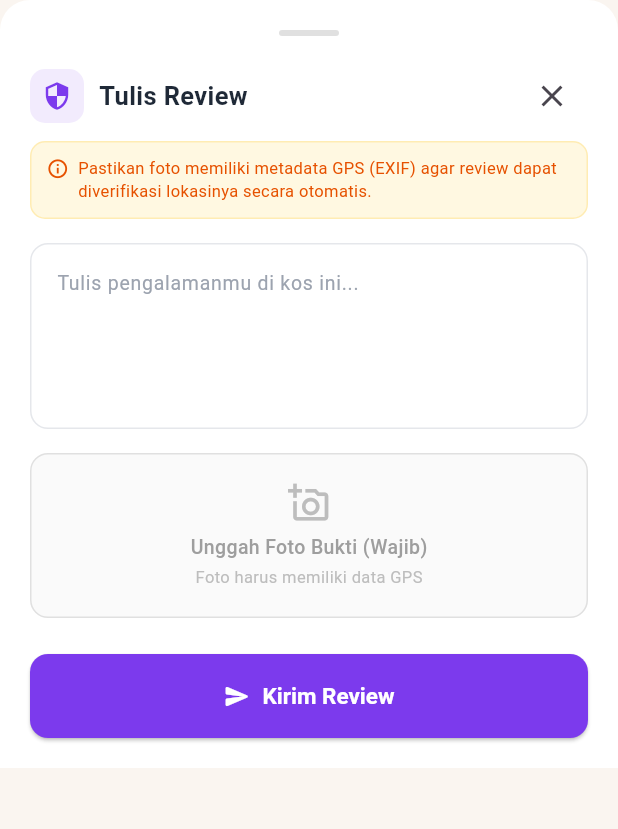
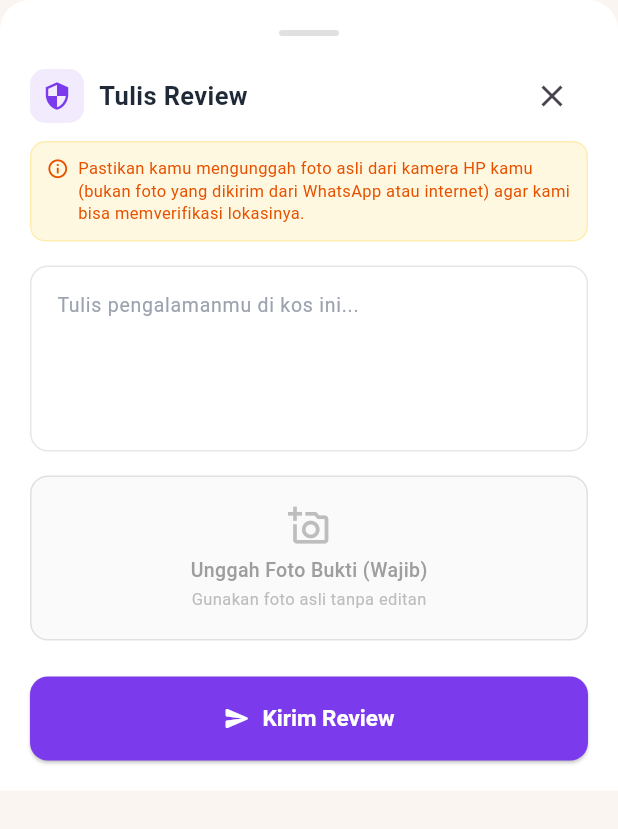
Before and after one commit to foxsys1/hackathon-frontend, a Flutter app: the AddReviewSheet widget shown alone on an empty page, opened directly with empty values, after a tap on "Unggah Foto Bukti (Wajib)", on a phone screen of 412 x 824 dp. Shown: the top 829 px of the screen. Run offline on Flutter 3.47's test engine with Material 3 defaults, Android fonts, the phone set to English and light mode, and no system bars; our stand-ins replace device_preview, dio, file_picker, fl_chart, flutter_map, flutter_riverpod and 8 more; missing offline and left inert: exif; accounts and stored records are empty; generated files the repository leaves out were written again; network calls fail.

Commit message:
feat(comment): added metadata FE side validation

```diff
--- a/lib/features/explore/presentation/widgets/add_review_sheet.dart
+++ b/lib/features/explore/presentation/widgets/add_review_sheet.dart
@@ -1,5 +1,6 @@
 import 'dart:typed_data';
 import 'package:dio/dio.dart';
+import 'package:exif/exif.dart';
 import 'package:flutter/foundation.dart';
 import 'package:flutter/material.dart';
 import 'package:flutter_riverpod/flutter_riverpod.dart';
@@ -28,6 +29,35 @@ class _AddReviewSheetState extends ConsumerState<AddReviewSheet> {
   XFile? _selectedXFile;
   Uint8List? _selectedImageBytes;
   bool _isLoading = false;
+  double? _photoLat;
+  double? _photoLon;
+
+  double? _parseExifGps(IfdTag? tag, IfdTag? refTag) {
+    if (tag == null || tag.values.length < 3) return null;
+    try {
+      final values = tag.values.toList();
+      double extractDouble(dynamic val) {
+        try {
+          return val.numerator / val.denominator;
+        } catch (_) {
+          return double.parse(val.toString());
+        }
+      }
+      final d = extractDouble(values[0]);
+      final m = extractDouble(values[1]);
+      final s = extractDouble(values[2]);
+      double decimal = d + (m / 60.0) + (s / 3600.0);
+      if (refTag != null) {
+        final ref = refTag.printable;
+        if (ref == 'S' || ref == 'W') {
+          decimal = -decimal;
+        }
+      }
+      return decimal;
+    } catch (e) {
+      return null;
+    }
+  }
 
   @override
   void dispose() {
@@ -40,9 +70,48 @@ class _AddReviewSheetState extends ConsumerState<AddReviewSheet> {
     final picked = await picker.pickImage(source: ImageSource.gallery);
     if (picked != null) {
       final bytes = await picked.readAsBytes();
+
+      // Cek metadata EXIF GPS
+      final tags = await readExifFromBytes(bytes);
+      final hasGps = tags.containsKey('GPS GPSLatitude') && tags.containsKey('GPS GPSLongitude');
+
+      if (!hasGps) {
+        if (mounted) {
+          ScaffoldMessenger.of(context).showSnackBar(
+            const SnackBar(
+              content: Text('Foto ini tidak memiliki lokasi. Mohon gunakan foto asli jepretan kamera, bukan dari WhatsApp/Internet.'),
+              backgroundColor: Colors.red,
+            ),
+          );
+        }
+        return;
+      }
+
+      final latTag = tags['GPS GPSLatitude'];
+      final latRef = tags['GPS GPSLatitudeRef'];
+      final lonTag = tags['GPS GPSLongitude'];
+      final lonRef = tags['GPS GPSLongitudeRef'];
+
+      final photoLat = _parseExifGps(latTag, latRef);
+      final photoLon = _parseExifGps(lonTag, lonRef);
+
+      if (photoLat == null || photoLon == null) {
+        if (mounted) {
+          ScaffoldMessenger.of(context).showSnackBar(
+            const SnackBar(
+              content: Text('Format lokasi foto tidak terbaca.'),
+              backgroundColor: Colors.red,
+            ),
+          );
+        }
+        return;
+      }
+
       setState(() {
         _selectedXFile = picked;
         _selectedImageBytes = bytes;
+        _photoLat = photoLat;
+        _photoLon = photoLon;
       });
     }
   }
@@ -90,6 +159,29 @@ class _AddReviewSheetState extends ConsumerState<AddReviewSheet> {
           accuracy: LocationAccuracy.high,
         ),
       );
+
+      if (_photoLat != null && _photoLon != null) {
+        final distance = Geolocator.distanceBetween(
+          _photoLat!,
+          _photoLon!,
+          position.latitude,
+          position.longitude,
+        );
+
+        // Margin of error: 150 meters (mitigasi manipulasi exif / fake location)
+        if (distance > 150) {
+          if (mounted) {
+            ScaffoldMessenger.of(context).showSnackBar(
+              SnackBar(
+                content: Text('Lokasi foto terlalu jauh dari lokasimu saat ini (> ${distance.toStringAsFixed(0)} m). Pastikan kamu benar-benar berada di lokasi kos!'),
+                backgroundColor: Colors.red,
+              ),
+            );
+            setState(() => _isLoading = false);
+          }
+          return;
+        }
+      }
 
       final apiService = ref.read(apiServiceProvider);
       final bytes = await _selectedXFile!.readAsBytes();
@@ -214,7 +306,7 @@ class _AddReviewSheetState extends ConsumerState<AddReviewSheet> {
                   SizedBox(width: 6),
                   Expanded(
                     child: Text(
-                      'Pastikan foto memiliki metadata GPS (EXIF) agar review dapat diverifikasi lokasinya secara otomatis.',
+                      'Pastikan kamu mengunggah foto asli dari kamera HP kamu (bukan foto yang dikirim dari WhatsApp atau internet) agar kami bisa memverifikasi lokasinya.',
                       style: TextStyle(
                         fontSize: 11,
                         color: Color(0xFFE65100),
@@ -320,7 +412,7 @@ class _AddReviewSheetState extends ConsumerState<AddReviewSheet> {
                           ),
                           const SizedBox(height: 2),
                           Text(
-                            'Foto harus memiliki data GPS',
+                            'Gunakan foto asli tanpa editan',
                             style: TextStyle(
                               color: Colors.grey.shade400,
                               fontSize: 11,
--- a/pubspec.yaml
+++ b/pubspec.yaml
@@ -41,6 +41,7 @@ dependencies:
   # Interactive Map
   flutter_map: ^7.0.2
   latlong2: ^0.9.1
+  exif: ^3.3.0
 
 dev_dependencies:
   flutter_test:
```
Also changed, not shown: pubspec.lock.
